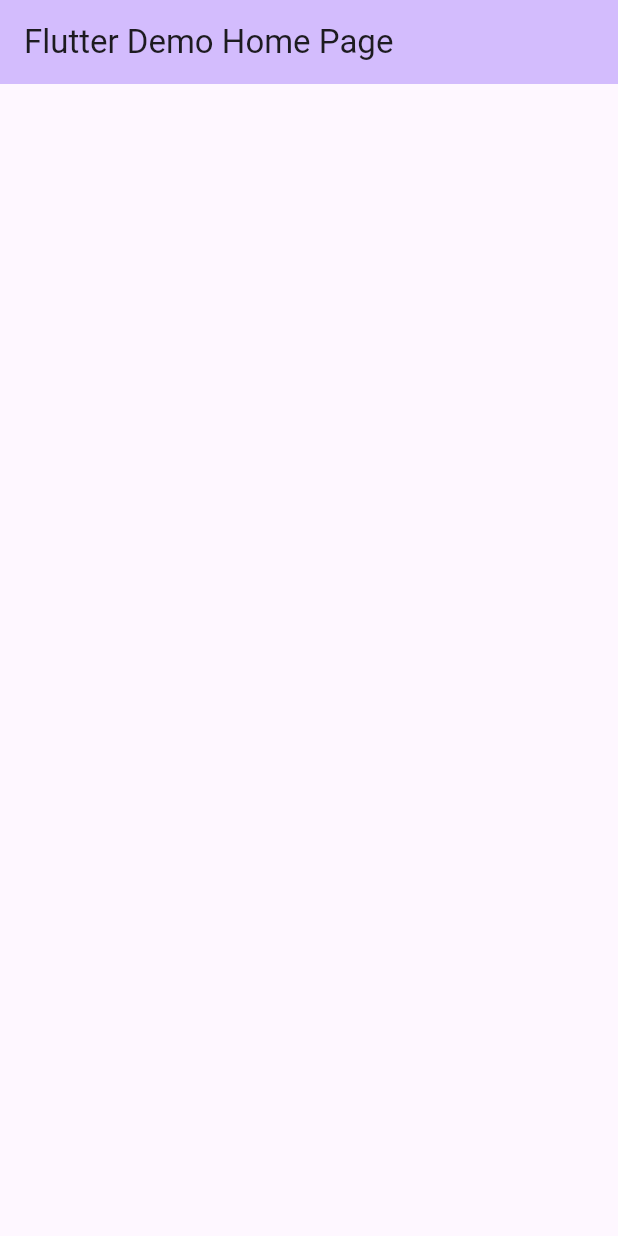
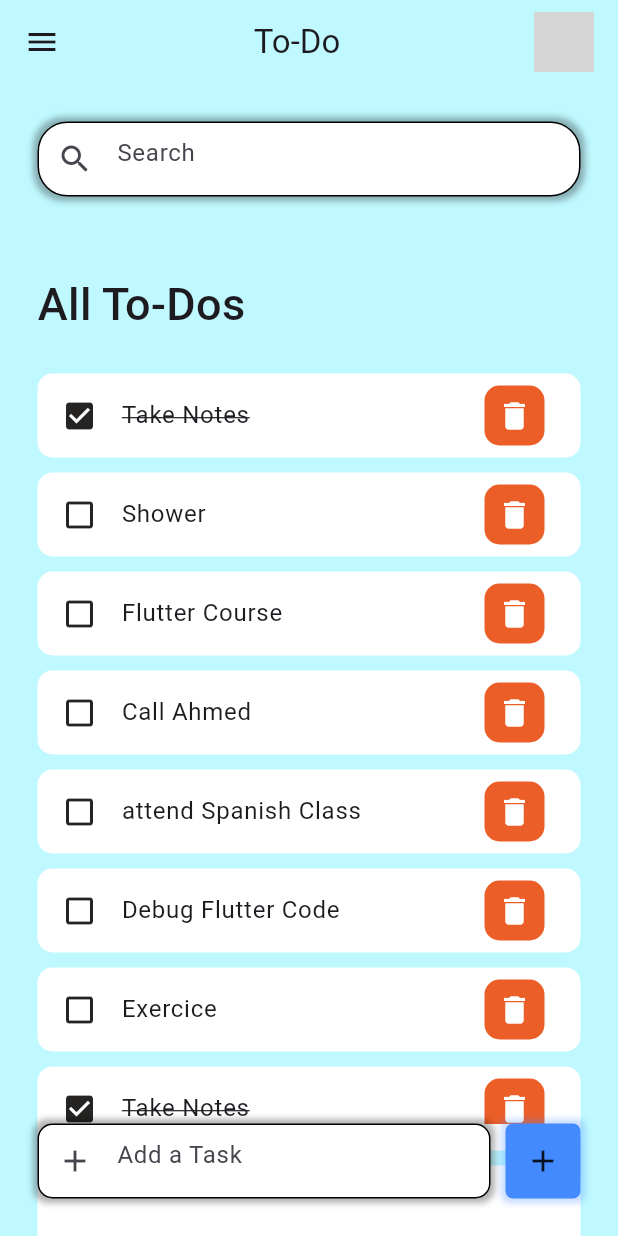
Before and after one commit to ahbarabdellah/Flutter-To-Do-List-App, a Flutter app: the screen it shows after launch, on a phone screen of 412 x 824 dp. Run offline on Flutter 3.47's test engine with Material 3 defaults, Android fonts, the phone set to English and light mode, and no system bars; network calls fail; grey boxes are pictures that could not be loaded.

Commit message:
implimenting UI is done !

```diff
--- a/lib/main.dart
+++ b/lib/main.dart
@@ -1,4 +1,7 @@
 import 'package:flutter/material.dart';
+import 'package:todo/colors/AppColors.dart';
+import 'package:todo/model/to_dos.dart';
+import 'package:todo/widgets/todo_item.dart';
 
 void main() {
   runApp(const MyApp());
@@ -10,34 +13,174 @@ class MyApp extends StatelessWidget {
   @override
   Widget build(BuildContext context) {
     return MaterialApp(
+      debugShowCheckedModeBanner: false,
       title: 'Flutter Demo',
       theme: ThemeData(
         colorScheme: ColorScheme.fromSeed(seedColor: Colors.deepPurple),
         useMaterial3: true,
       ),
-      home: const MyHomePage(title: 'Flutter Demo Home Page'),
+      home: MyHomePage(),
     );
   }
 }
 
 class MyHomePage extends StatefulWidget {
-  const MyHomePage({super.key, required this.title});
-
-  final String title;
+  MyHomePage({
+    super.key,
+  });
 
   @override
   State<MyHomePage> createState() => _MyHomePageState();
 }
 
 class _MyHomePageState extends State<MyHomePage> {
+  final todoslist = ToDo.toDoList();
+
   @override
   Widget build(BuildContext context) {
     return Scaffold(
-      appBar: AppBar(
-        backgroundColor: Theme.of(context).colorScheme.inversePrimary,
-        title: Text(widget.title),
+      backgroundColor: AppColors.floralWhite,
+      appBar: buildAppBar(),
+      body: Padding(
+        padding: const EdgeInsets.all(25.0),
+        child: Column(
+          children: [
+            const SearchBox(),
+            Expanded(
+              child: SingleChildScrollView(
+                child: Column(
+                  children: [
+                    Align(
+                      alignment: Alignment.centerLeft,
+                      child: Container(
+                        margin: const EdgeInsets.only(top: 50, bottom: 20),
+                        child: const Text(
+                          "All To-Dos",
+                          style: TextStyle(
+                            fontSize: 30,
+                            fontWeight: FontWeight.w500,
+                          ),
+                        ),
+                      ),
+                    ),
+                    for (ToDo todo in todoslist) ToDoItem(todo: todo),
+                  ],
+                ),
+              ),
+            ),
+            Align(
+              alignment: Alignment.bottomCenter,
+              child: Row(
+                mainAxisAlignment: MainAxisAlignment.center,
+                crossAxisAlignment: CrossAxisAlignment.center,
+                children: [
+                  Expanded(
+                    child: Container(
+                      decoration: BoxDecoration(
+                          boxShadow: [
+                            BoxShadow(
+                              color: const Color.fromARGB(255, 0, 0, 0)
+                                  .withOpacity(
+                                      0.3), // Shadow color with opacity
+                              spreadRadius: 3, // Spread radius
+                              blurRadius: 3, // Blur radius
+                              offset:
+                                  Offset(0, 0), // Changes position of shadow
+                            ),
+                          ],
+                          border: Border.all(color: Colors.black),
+                          borderRadius: BorderRadius.circular(10),
+                          color: Colors.white),
+                      child: const TextField(
+                        decoration: InputDecoration(
+                            prefixIcon: Icon(Icons.add),
+                            hintText: "Add a Task",
+                            border: InputBorder.none),
+                      ),
+                    ),
+                  ),
+                  const SizedBox(
+                    width: 10,
+                  ),
+                  GestureDetector(
+                      onTap: () {},
+                      child: Container(
+                          decoration: BoxDecoration(
+                              boxShadow: [
+                                BoxShadow(
+                                  color: const Color.fromARGB(255, 68, 138, 255)
+                                      .withOpacity(
+                                          0.3), // Shadow color with opacity
+                                  spreadRadius: 3, // Spread radius
+                                  blurRadius: 3, // Blur radius
+                                  offset: const Offset(
+                                      0, 0), // Changes position of shadow
+                                ),
+                              ],
+                              color: const Color.fromARGB(255, 68, 138, 255),
+                              borderRadius: BorderRadius.circular(5)),
+                          width: 50,
+                          height: 50,
+                          child: const Icon(Icons.add))),
+                ],
+              ),
+            )
+          ],
+        ),
       ),
-      body: Center(),
     );
   }
 }
+
+class SearchBox extends StatelessWidget {
+  const SearchBox({
+    super.key,
+  });
+
+  @override
+  Widget build(BuildContext context) {
+    return Container(
+      decoration: BoxDecoration(
+          boxShadow: [
+            BoxShadow(
+              color: Color.fromARGB(255, 0, 0, 0)
+                  .withOpacity(0.3), // Shadow color with opacity
+              spreadRadius: 3, // Spread radius
+              blurRadius: 3, // Blur radius
+              offset: const Offset(0, 0), // Changes position of shadow
+            ),
+          ],
+          border: Border.all(color: Colors.black),
+          borderRadius: BorderRadius.circular(20),
+          color: Colors.white),
+      child: const TextField(
+        decoration: InputDecoration(
+            prefixIcon: Icon(Icons.search),
+            hintText: "Search",
+            border: InputBorder.none),
+      ),
+    );
+  }
+}
+
+AppBar buildAppBar() {
+  return (AppBar(
+    backgroundColor: AppColors.floralWhite,
+    elevation: 0,
+    title: Row(
+      mainAxisAlignment: MainAxisAlignment.spaceBetween,
+      children: [
+        const Icon(Icons.menu),
+        const Text('To-Do'),
+        SizedBox(
+          width: 40,
+          height: 40,
+          child: ClipRRect(
+            child: Image.network(
+                "https://pfpmaker.com/_nuxt/img/martin.f86f81e.webp"),
+          ),
+        )
+      ],
+    ),
+  ));
+}
--- /dev/null
+++ b/lib/model/to_dos.dart
@@ -0,0 +1,31 @@
+class ToDo {
+  String task;
+  int? ids;
+  bool isDone;
+
+  ToDo({
+    required this.ids,
+    required this.task,
+    this.isDone = false,
+  });
+
+  static List<ToDo> toDoList() {
+    return [
+      ToDo(ids: 01, task: "Take Notes", isDone: true),
+      ToDo(ids: 02, task: "Shower"),
+      ToDo(ids: 03, task: "Flutter Course"),
+      ToDo(ids: 04, task: "Call Ahmed"),
+      ToDo(ids: 05, task: "attend Spanish Class"),
+      ToDo(ids: 06, task: "Debug Flutter Code"),
+      ToDo(ids: 07, task: "Exercice"),
+      ToDo(ids: 08, task: "Take Notes", isDone: true),
+      ToDo(ids: 09, task: "Shower"),
+      ToDo(ids: 10, task: "Flutter Course"),
+      ToDo(ids: 11, task: "Call Ahmed"),
+      ToDo(ids: 12, task: "attend Spanish Class"),
+      ToDo(ids: 13, task: "Debug Flutter Code"),
+      ToDo(ids: 14, task: "Exercice"),
+      ToDo(ids: 15, task: "Check mail", isDone: true),
+    ];
+  }
+}
--- /dev/null
+++ b/lib/widgets/todo_item.dart
@@ -0,0 +1,47 @@
+import 'package:flutter/material.dart';
+import 'package:todo/colors/AppColors.dart';
+import 'package:todo/model/to_dos.dart';
+
+class ToDoItem extends StatelessWidget {
+  final ToDo todo;
+  const ToDoItem({super.key, required this.todo});
+
+  @override
+  Widget build(BuildContext context) {
+    return Container(
+      margin: const EdgeInsets.symmetric(vertical: 5),
+      child: ListTile(
+        tileColor: Colors.white,
+        onTap: () {
+          print("tile");
+        },
+        leading: Icon(
+          todo.isDone ? Icons.check_box : Icons.check_box_outline_blank,
+          color: AppColors.eerieBlack,
+        ),
+        shape: RoundedRectangleBorder(borderRadius: BorderRadius.circular(10)),
+        title: Text(
+          todo.task,
+          style: TextStyle(
+              decoration: todo.isDone ? TextDecoration.lineThrough : null),
+        ),
+        trailing: GestureDetector(
+          onTap: () {
+            print("Icon");
+          },
+          child: Container(
+            height: 40,
+            width: 40,
+            decoration: BoxDecoration(
+                color: AppColors.flame,
+                borderRadius: BorderRadius.circular(10)),
+            child: const Icon(
+              Icons.delete,
+              color: Colors.white,
+            ),
+          ),
+        ),
+      ),
+    );
+  }
+}
```
